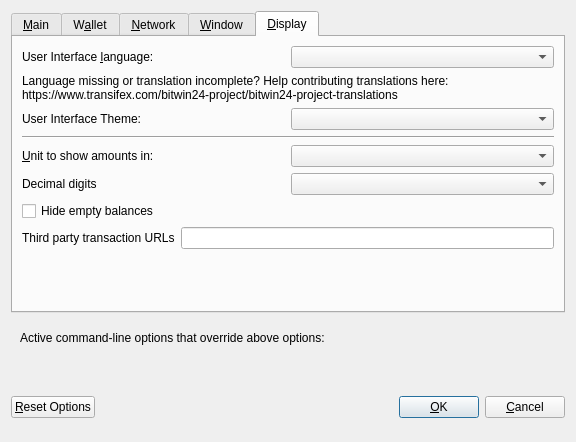
First picture: the form in src/qt/forms/optionsdialog.ui, repository BitWin24/bitwin24, before the edit.
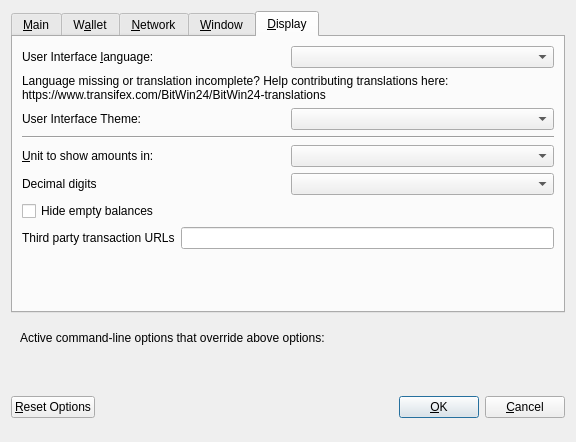
Second picture: the form after the edit. The open tabs and pages were chosen to show the change. Custom widgets are drawn as their Qt base class.

What changed in the file:
```diff
--- a/src/qt/forms/optionsdialog.ui
+++ b/src/qt/forms/optionsdialog.ui
@@ -517,7 +517,7 @@
          </property>
          <property name="text">
           <string>Language missing or translation incomplete? Help contributing translations here:
-https://www.transifex.com/bitwin24-project/bitwin24-project-translations</string>
+https://www.transifex.com/BitWin24/BitWin24-translations</string>
          </property>
          <property name="wordWrap">
           <bool>true</bool>
```
